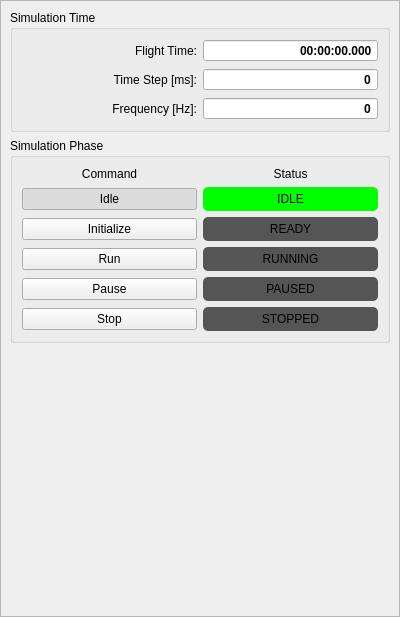
First picture: the form in src/gui/DockWidgetMain.ui, repository marek-cel/mscsim-cc0, before the edit.
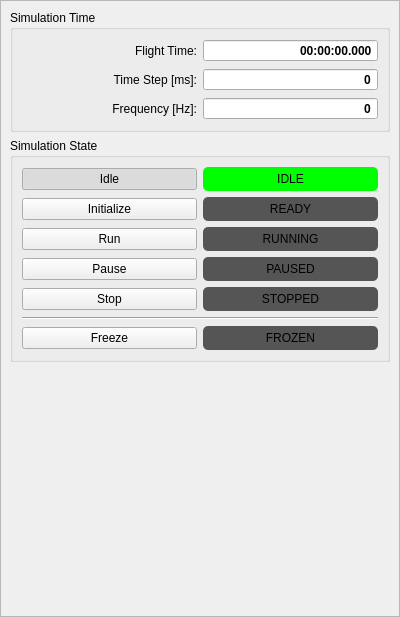
Second picture: the form after the edit.

Commit message: Cessna 172 propeller data according to NACA-TR-640 and NACA-TR-641, P-51 propeller data according to NACA-TR-640 and NACA-TR-641, time step fix, compressor model - first attempt, propeller governor - first attempt, dynamics freeze

```diff
--- a/src/gui/DockWidgetMain.ui
+++ b/src/gui/DockWidgetMain.ui
@@ -48,94 +48,43 @@
         <item row="1" column="0">
          <widget class="QGroupBox" name="groupBoxPhase">
           <property name="title">
-           <string>Simulation Phase</string>
+           <string>Simulation State</string>
           </property>
           <layout class="QGridLayout" name="gridLayout">
-           <item row="3" column="0">
-            <widget class="QPushButton" name="buttonPhaseInpWork">
-             <property name="text">
-              <string>Run</string>
+           <item row="6" column="1">
+            <widget class="QPushButton" name="buttonStateFrozen">
+             <property name="enabled">
+              <bool>false</bool>
              </property>
-             <property name="checkable">
-              <bool>true</bool>
+             <property name="styleSheet">
+              <string notr="true">QPushButton:disabled 
+{
+	padding: 5px;
+	background-color: #555;
+	border-radius: 5px;
+	color: #000;
+}
+
+QPushButton:disabled:pressed
+{
+	background-color: #ff0;
+}
+
+QPushButton:disabled:checked 
+{
+	background-color: #0f0;
+}</string>
              </property>
-             <attribute name="buttonGroup">
-              <string notr="true">buttonGroupPhase</string>
-             </attribute>
-            </widget>
-           </item>
-           <item row="1" column="0">
-            <widget class="QPushButton" name="buttonPhaseInpIdle">
              <property name="text">
-              <string>Idle</string>
+              <string>FROZEN</string>
              </property>
              <property name="checkable">
               <bool>true</bool>
              </property>
-             <property name="checked">
-              <bool>true</bool>
-             </property>
-             <attribute name="buttonGroup">
-              <string notr="true">buttonGroupPhase</string>
-             </attribute>
             </widget>
            </item>
            <item row="4" column="0">
-            <widget class="QPushButton" name="buttonPhaseInpPause">
-             <property name="text">
-              <string>Pause</string>
-             </property>
-             <property name="checkable">
-              <bool>true</bool>
-             </property>
-             <attribute name="buttonGroup">
-              <string notr="true">buttonGroupPhase</string>
-             </attribute>
-            </widget>
-           </item>
-           <item row="1" column="1">
-            <widget class="QPushButton" name="buttonStateOutIdle">
-             <property name="enabled">
-              <bool>false</bool>
-             </property>
-             <property name="focusPolicy">
-              <enum>Qt::NoFocus</enum>
-             </property>
-             <property name="styleSheet">
-              <string notr="true">QPushButton:disabled 
-{
-	padding: 5px;
-	background-color: #555;
-	border-radius: 5px;
-	color: #000;
-}
-
-QPushButton:disabled:pressed
-{
-	background-color: #ff0;
-}
-
-QPushButton:disabled:checked 
-{
-	background-color: #0f0;
-}</string>
-             </property>
-             <property name="text">
-              <string>IDLE</string>
-             </property>
-             <property name="checkable">
-              <bool>true</bool>
-             </property>
-             <property name="checked">
-              <bool>true</bool>
-             </property>
-             <attribute name="buttonGroup">
-              <string notr="true">buttonGroupState</string>
-             </attribute>
-            </widget>
-           </item>
-           <item row="5" column="0">
-            <widget class="QPushButton" name="buttonPhaseInpStop">
+            <widget class="QPushButton" name="buttonStateInpStop">
              <property name="text">
               <string>Stop</string>
              </property>
@@ -147,74 +96,7 @@
              </attribute>
             </widget>
            </item>
-           <item row="4" column="1">
-            <widget class="QPushButton" name="buttonStateOutPaused">
-             <property name="enabled">
-              <bool>false</bool>
-             </property>
-             <property name="focusPolicy">
-              <enum>Qt::NoFocus</enum>
-             </property>
-             <property name="styleSheet">
-              <string notr="true">QPushButton:disabled 
-{
-	padding: 5px;
-	background-color: #555;
-	border-radius: 5px;
-	color: #000;
-}
-
-QPushButton:disabled:pressed
-{
-	background-color: #ff0;
-}
-
-QPushButton:disabled:checked 
-{
-	background-color: #0f0;
-}</string>
-             </property>
-             <property name="text">
-              <string>PAUSED</string>
-             </property>
-             <property name="checkable">
-              <bool>true</bool>
-             </property>
-             <attribute name="buttonGroup">
-              <string notr="true">buttonGroupState</string>
-             </attribute>
-            </widget>
-           </item>
-           <item row="2" column="0">
-            <widget class="QPushButton" name="buttonPhaseInpInit">
-             <property name="text">
-              <string>Initialize</string>
-             </property>
-             <property name="checkable">
-              <bool>true</bool>
-             </property>
-             <attribute name="buttonGroup">
-              <string notr="true">buttonGroupPhase</string>
-             </attribute>
-            </widget>
-           </item>
-           <item row="0" column="1">
-            <widget class="QLabel" name="labelStatus">
-             <property name="sizePolicy">
-              <sizepolicy hsizetype="Preferred" vsizetype="Minimum">
-               <horstretch>0</horstretch>
-               <verstretch>0</verstretch>
-              </sizepolicy>
-             </property>
-             <property name="text">
-              <string>Status</string>
-             </property>
-             <property name="alignment">
-              <set>Qt::AlignCenter</set>
-             </property>
-            </widget>
-           </item>
-           <item row="2" column="1">
+           <item row="1" column="1">
             <widget class="QPushButton" name="buttonStateOutReady">
              <property name="enabled">
               <bool>false</bool>
@@ -255,61 +137,7 @@
              </attribute>
             </widget>
            </item>
-           <item row="0" column="0">
-            <widget class="QLabel" name="labelCommand">
-             <property name="sizePolicy">
-              <sizepolicy hsizetype="Preferred" vsizetype="Minimum">
-               <horstretch>0</horstretch>
-               <verstretch>0</verstretch>
-              </sizepolicy>
-             </property>
-             <property name="text">
-              <string>Command</string>
-             </property>
-             <property name="alignment">
-              <set>Qt::AlignCenter</set>
-             </property>
-            </widget>
-           </item>
-           <item row="3" column="1">
-            <widget class="QPushButton" name="buttonStateOutWorking">
-             <property name="enabled">
-              <bool>false</bool>
-             </property>
-             <property name="focusPolicy">
-              <enum>Qt::NoFocus</enum>
-             </property>
-             <property name="styleSheet">
-              <string notr="true">QPushButton:disabled 
-{
-	padding: 5px;
-	background-color: #555;
-	border-radius: 5px;
-	color: #000;
-}
-
-QPushButton:disabled:pressed
-{
-	background-color: #ff0;
-}
-
-QPushButton:disabled:checked 
-{
-	background-color: #0f0;
-}</string>
-             </property>
-             <property name="text">
-              <string>RUNNING</string>
-             </property>
-             <property name="checkable">
-              <bool>true</bool>
-             </property>
-             <attribute name="buttonGroup">
-              <string notr="true">buttonGroupState</string>
-             </attribute>
-            </widget>
-           </item>
-           <item row="5" column="1">
+           <item row="4" column="1">
             <widget class="QPushButton" name="buttonStateOutStopped">
              <property name="enabled">
               <bool>false</bool>
@@ -347,6 +175,195 @@
              </attribute>
             </widget>
            </item>
+           <item row="2" column="0">
+            <widget class="QPushButton" name="buttonStateInpWork">
+             <property name="text">
+              <string>Run</string>
+             </property>
+             <property name="checkable">
+              <bool>true</bool>
+             </property>
+             <attribute name="buttonGroup">
+              <string notr="true">buttonGroupStateInp</string>
+             </attribute>
+            </widget>
+           </item>
+           <item row="3" column="0">
+            <widget class="QPushButton" name="buttonStateInpPause">
+             <property name="text">
+              <string>Pause</string>
+             </property>
+             <property name="checkable">
+              <bool>true</bool>
+             </property>
+             <attribute name="buttonGroup">
+              <string notr="true">buttonGroupStateInp</string>
+             </attribute>
+            </widget>
+           </item>
+           <item row="6" column="0">
+            <widget class="QPushButton" name="buttonStateFreeze">
+             <property name="text">
+              <string>Freeze</string>
+             </property>
+             <property name="checkable">
+              <bool>true</bool>
+             </property>
+            </widget>
+           </item>
+           <item row="2" column="1">
+            <widget class="QPushButton" name="buttonStateOutWorking">
+             <property name="enabled">
+              <bool>false</bool>
+             </property>
+             <property name="focusPolicy">
+              <enum>Qt::NoFocus</enum>
+             </property>
+             <property name="styleSheet">
+              <string notr="true">QPushButton:disabled 
+{
+	padding: 5px;
+	background-color: #555;
+	border-radius: 5px;
+	color: #000;
+}
+
+QPushButton:disabled:pressed
+{
+	background-color: #ff0;
+}
+
+QPushButton:disabled:checked 
+{
+	background-color: #0f0;
+}</string>
+             </property>
+             <property name="text">
+              <string>RUNNING</string>
+             </property>
+             <property name="checkable">
+              <bool>true</bool>
+             </property>
+             <attribute name="buttonGroup">
+              <string notr="true">buttonGroupStateOut</string>
+             </attribute>
+            </widget>
+           </item>
+           <item row="0" column="0">
+            <widget class="QPushButton" name="buttonStateInpIdle">
+             <property name="text">
+              <string>Idle</string>
+             </property>
+             <property name="checkable">
+              <bool>true</bool>
+             </property>
+             <property name="checked">
+              <bool>true</bool>
+             </property>
+             <attribute name="buttonGroup">
+              <string notr="true">buttonGroupStateInp</string>
+             </attribute>
+            </widget>
+           </item>
+           <item row="1" column="0">
+            <widget class="QPushButton" name="buttonStateInpInit">
+             <property name="text">
+              <string>Initialize</string>
+             </property>
+             <property name="checkable">
+              <bool>true</bool>
+             </property>
+             <attribute name="buttonGroup">
+              <string notr="true">buttonGroupStateInp</string>
+             </attribute>
+            </widget>
+           </item>
+           <item row="3" column="1">
+            <widget class="QPushButton" name="buttonStateOutPaused">
+             <property name="enabled">
+              <bool>false</bool>
+             </property>
+             <property name="focusPolicy">
+              <enum>Qt::NoFocus</enum>
+             </property>
+             <property name="styleSheet">
+              <string notr="true">QPushButton:disabled 
+{
+	padding: 5px;
+	background-color: #555;
+	border-radius: 5px;
+	color: #000;
+}
+
+QPushButton:disabled:pressed
+{
+	background-color: #ff0;
+}
+
+QPushButton:disabled:checked 
+{
+	background-color: #0f0;
+}</string>
+             </property>
+             <property name="text">
+              <string>PAUSED</string>
+             </property>
+             <property name="checkable">
+              <bool>true</bool>
+             </property>
+             <attribute name="buttonGroup">
+              <string notr="true">buttonGroupStateOut</string>
+             </attribute>
+            </widget>
+           </item>
+           <item row="0" column="1">
+            <widget class="QPushButton" name="buttonStateOutIdle">
+             <property name="enabled">
+              <bool>false</bool>
+             </property>
+             <property name="focusPolicy">
+              <enum>Qt::NoFocus</enum>
+             </property>
+             <property name="styleSheet">
+              <string notr="true">QPushButton:disabled 
+{
+	padding: 5px;
+	background-color: #555;
+	border-radius: 5px;
+	color: #000;
+}
+
+QPushButton:disabled:pressed
+{
+	background-color: #ff0;
+}
+
+QPushButton:disabled:checked 
+{
+	background-color: #0f0;
+}</string>
+             </property>
+             <property name="text">
+              <string>IDLE</string>
+             </property>
+             <property name="checkable">
+              <bool>true</bool>
+             </property>
+             <property name="checked">
+              <bool>true</bool>
+             </property>
+             <attribute name="buttonGroup">
+              <string notr="true">buttonGroupStateOut</string>
+             </attribute>
+            </widget>
+           </item>
+           <item row="5" column="0" colspan="2">
+            <widget class="Line" name="line">
+             <property name="orientation">
+              <enum>Qt::Horizontal</enum>
+             </property>
+            </widget>
+           </item>
           </layout>
          </widget>
         </item>
```
Left out of the diff: 48 changed lines with no effect on the pictures. The commit also changes 54 other files.
